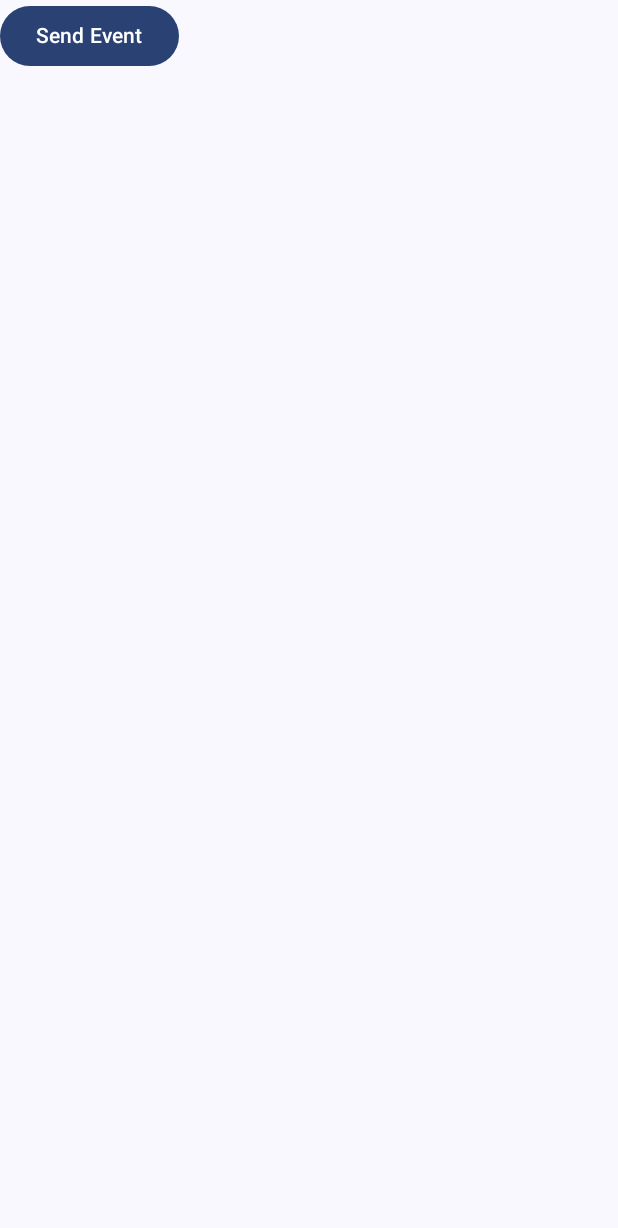
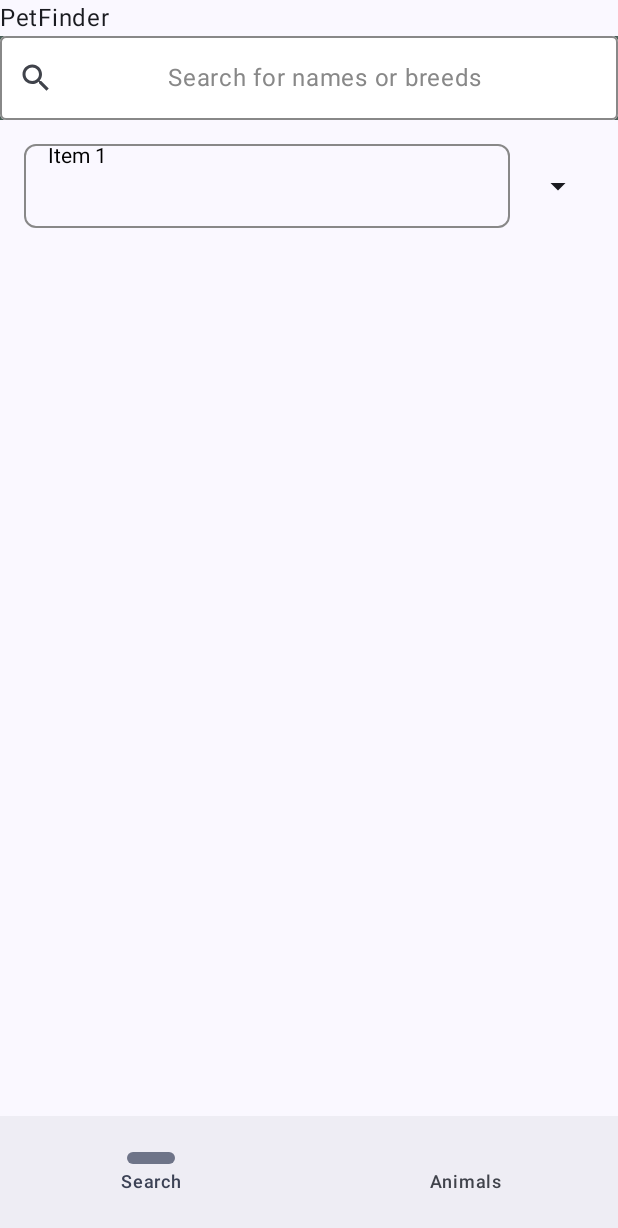
Before and after one commit to Ramu3967/end-to-end-app, an Android app built with Jetpack Compose: the screen it shows after launch (MainActivity), on a phone screen of 412 x 824 dp. Shown: the top 1228 px of the screen. Run offline under Robolectric (Android 15) with nearby library versions, the phone set to English and light mode, and no system bars; our stand-ins replace Dagger/Hilt's generated code.

Commit message:
implemented skeleton for compose bottomnav with 2 screens

```diff
--- a/app/build.gradle.kts
+++ b/app/build.gradle.kts
@@ -102,7 +102,8 @@ dependencies {
     //compose-deps
     implementation ("androidx.hilt:hilt-navigation-compose:1.2.0")
     implementation ("com.github.bumptech.glide:compose:1.0.0-alpha.1")
-//    implementation ("androidx.compose.material:material:1.2.0")
+    implementation ("androidx.navigation:navigation-compose:2.4.0-beta02")
+
 
 
     // for unit tests
--- /dev/null
+++ b/app/src/main/java/com/example/end_to_end_app/ComposeAnimalHomeScreen.kt
@@ -0,0 +1,65 @@
+package com.example.end_to_end_app
+
+import androidx.compose.foundation.layout.Box
+import androidx.compose.foundation.layout.padding
+import androidx.compose.material3.NavigationBar
+import androidx.compose.material3.NavigationBarItem
+import androidx.compose.material3.Scaffold
+import androidx.compose.material3.Text
+import androidx.compose.runtime.Composable
+import androidx.compose.runtime.getValue
+import androidx.compose.runtime.mutableIntStateOf
+import androidx.compose.runtime.saveable.rememberSaveable
+import androidx.compose.runtime.setValue
+import androidx.compose.ui.Modifier
+import androidx.navigation.NavHostController
+import androidx.navigation.compose.NavHost
+import androidx.navigation.compose.composable
+import com.example.end_to_end_app.feature_animalsnearyou.presentation.AnimalsNearYouScreen
+import com.example.end_to_end_app.feature_search.presentation.AnimalsSearchScreen
+
+@Composable
+fun ComposeAnimalHomeScreen(navController: NavHostController) {
+    Scaffold (
+        bottomBar = { BottomNav(navController = navController) },
+        topBar = { TopAppNav()}
+    ){
+        Box(modifier= Modifier.padding(it)){
+            NavHost(navController = navController,
+                startDestination = DirectionsFeatureSearch.route){
+                composable(DirectionsFeatureSearch.route){
+                    AnimalsSearchScreen()
+                }
+                composable(DirectionsFeatureAnimalsNearYou.route){
+                    AnimalsNearYouScreen()
+                }
+
+            }
+        }
+    }
+}
+
+@Composable
+fun BottomNav(navController: NavHostController) {
+    var bottomBarState by rememberSaveable {
+        mutableIntStateOf(0)
+    }
+    val directions = listOf(DirectionsFeatureSearch, DirectionsFeatureAnimalsNearYou)
+    NavigationBar {
+        directions.forEachIndexed { index, direction ->
+            NavigationBarItem(
+                selected = bottomBarState == index,
+                onClick = {
+                    bottomBarState = index
+                    navController.navigate(direction.route)
+                },
+                icon = { direction.icon },
+                label = { Text(text = direction.title) })
+        }
+    }
+}
+
+@Composable
+fun TopAppNav() {
+    Text(text = "PetFinder")
+}
--- /dev/null
+++ b/app/src/main/java/com/example/end_to_end_app/IDirectionsCompose.kt
@@ -0,0 +1,25 @@
+package com.example.end_to_end_app
+
+interface IDirectionsCompose {
+    val route: String
+    val icon: Int
+    val title: String
+}
+
+object DirectionsFeatureSearch : IDirectionsCompose {
+    override val route: String
+        get() = "feature-search"
+    override val icon: Int
+        get() = R.drawable.ic_launcher_background
+    override val title: String
+        get() = "Search"
+}
+
+object DirectionsFeatureAnimalsNearYou : IDirectionsCompose {
+    override val route: String
+        get() = "feature-animals-near-you"
+    override val icon: Int
+        get() = R.drawable.dog_placeholder
+    override val title: String
+        get() = "Animals"
+}
--- a/app/src/main/java/com/example/end_to_end_app/MainActivity.kt
+++ b/app/src/main/java/com/example/end_to_end_app/MainActivity.kt
@@ -8,7 +8,7 @@ import androidx.compose.foundation.layout.fillMaxSize
 import androidx.compose.material3.MaterialTheme
 import androidx.compose.material3.Surface
 import androidx.compose.ui.Modifier
-import com.example.end_to_end_app.feature_animalsnearyou.presentation.AnimalsNearYouScreen
+import androidx.navigation.compose.rememberNavController
 import com.example.end_to_end_app.ui.theme.EndtoEndAppTheme
 import dagger.hilt.android.AndroidEntryPoint
 
@@ -24,8 +24,8 @@ class MainActivity : ComponentActivity() {
                     color = MaterialTheme.colorScheme.background
                 ) {
                     Column{
-                        AnimalsNearYouScreen()
-//                        SearchScreen()
+                        val navController = rememberNavController()
+                        ComposeAnimalHomeScreen(navController)
                     }
                 }
             }
--- a/app/src/main/java/com/example/end_to_end_app/feature_search/presentation/SearchAnimalScreen.kt
+++ b/app/src/main/java/com/example/end_to_end_app/feature_search/presentation/SearchAnimalScreen.kt
@@ -36,7 +36,7 @@ import androidx.compose.ui.unit.dp
 
 @Preview
 @Composable
-fun SearchScreen() {
+fun AnimalsSearchScreen() {
     Column {
         Row(modifier = Modifier.fillMaxWidth()) {
             OutlinedTextField(
```
Also changed, not shown: 1 other file.
